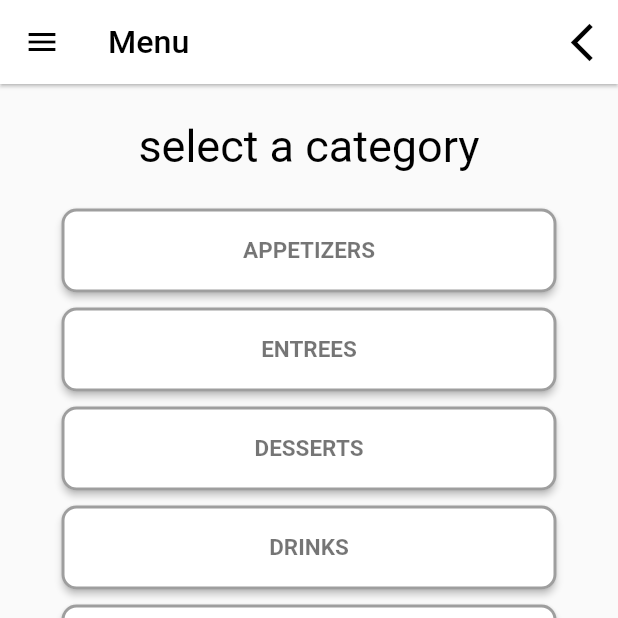
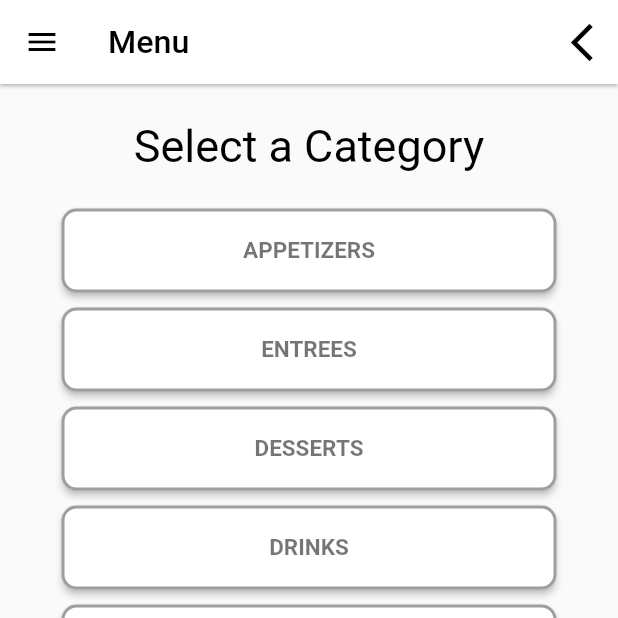
Before and after one commit to kcgalee/CSC-4996-RMS-Mobile, a Flutter app: the SelectCatagory screen opened directly with empty values, on a phone screen of 412 x 824 dp, the top half of it. Run offline on Flutter 3.47's test engine with Material 2 defaults, Android fonts, the phone set to English and light mode, and no system bars; our stand-ins replace cloud_firestore, email_validator, firebase_auth, firebase_core, qr_flutter, toggle_switch; missing offline and left inert: counter, qr_code_scanner; accounts and stored records are empty.

Commit message:
Text error fix

```diff
--- a/lib/manager/Utility/slectCategory.dart
+++ b/lib/manager/Utility/slectCategory.dart
@@ -40,7 +40,7 @@ class _SelectCatagoryState extends State<SelectCatagory> {
     children: [
       const Padding(
         padding: EdgeInsets.all(24),
-        child: Text("select a category",style: TextStyle(fontSize: 30),),
+        child: Text("Select a Category",style: TextStyle(fontSize: 30),),
       ),
     CustomSubButton(text: "APPETIZERS",
     onPressed: () {
--- a/lib/manager/addItem.dart
+++ b/lib/manager/addItem.dart
@@ -24,7 +24,7 @@ class _AddItemState extends State<AddItem> {
   @override
   Widget build(BuildContext context)=> Scaffold (
       appBar: AppBar(
-        title: Text("add Item"),
+        title: Text("Add Item"),
         backgroundColor: Colors.white,
         foregroundColor: Colors.black,
         elevation: 1,
```
